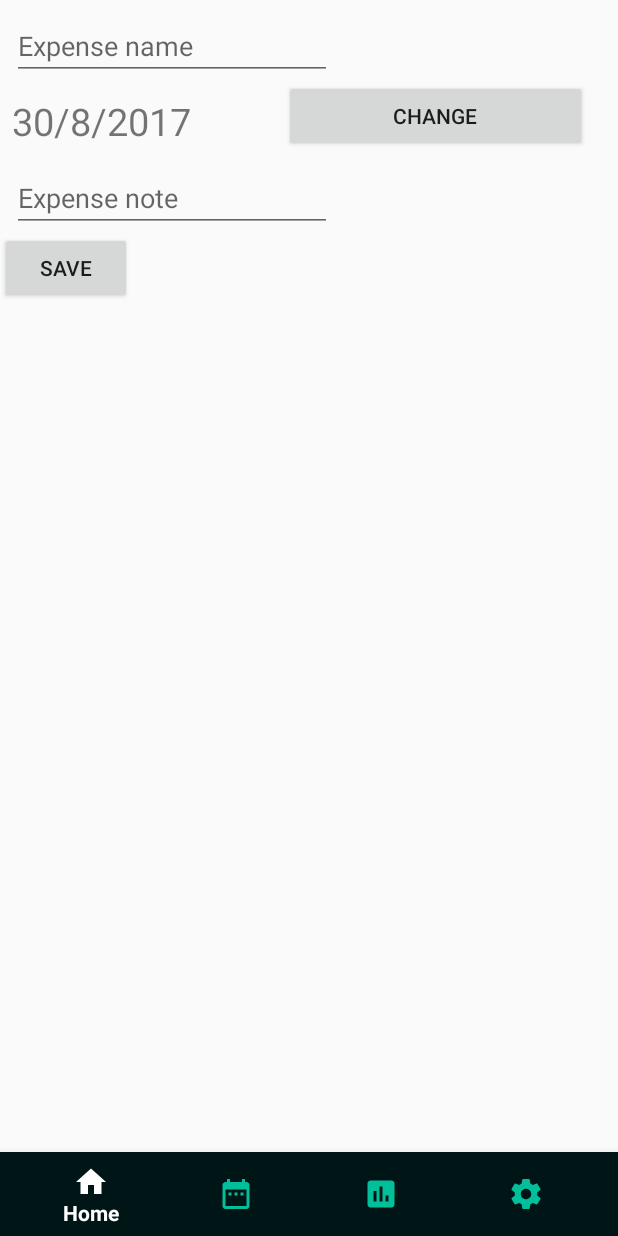
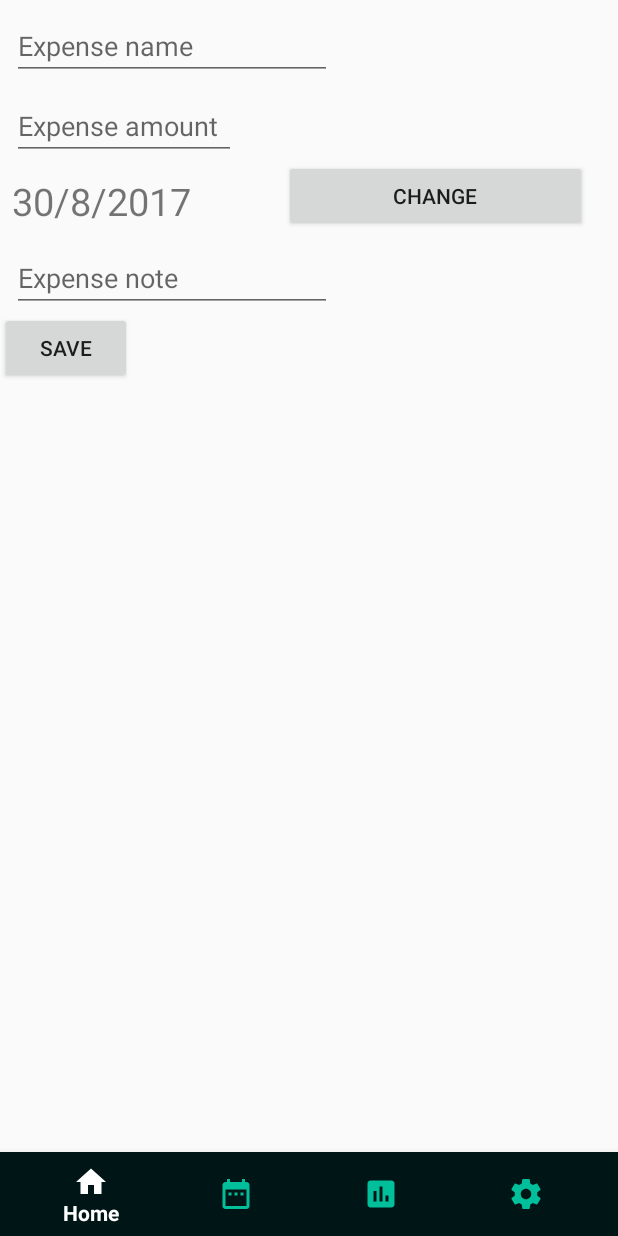
Before and after one commit to uro98/expense-logger, an Android app: the screen it shows after launch (MainActivity), after a tap on "NEW ENTRY", on a phone screen of 412 x 824 dp. Run offline under Robolectric (Android 15) with nearby library versions, the phone set to English and light mode, and no system bars.

Commit message:
Add amount to expenses

```diff
--- a/app/src/main/java/com/yujotseng/expenselogger/DatabaseHandler.java
+++ b/app/src/main/java/com/yujotseng/expenselogger/DatabaseHandler.java
@@ -9,19 +9,21 @@ import android.support.design.widget.TabLayout;
 
 public class DatabaseHandler extends SQLiteOpenHelper {
 
-    private static final int DATABASE_VERSION = 4;
+    private static final int DATABASE_VERSION = 5;
     private static final String DATABASE_NAME = "expense.db";
 
     public static final String TABLE_EXPENSE = "expense";
 
     public static final String COLUMN_ID = "_id";
     public static final String COLUMN_NAME = "_name";
+    public static final String COLUMN_AMOUNT = "_amount";
     public static final String COLUMN_DATE = "_date";
     public static final String COLUMN_NOTE = "_note";
 
     private static final String CREATE_TABLE = "CREATE TABLE " + TABLE_EXPENSE + " (" +
             COLUMN_ID + " INTEGER PRIMARY KEY AUTOINCREMENT, " +
             COLUMN_NAME + " TEXT NOT NULL, " +
+            COLUMN_AMOUNT + " INTEGER NOT NULL, " +
             COLUMN_DATE + " TEXT NOT NULL, " +
             COLUMN_NOTE + " TEXT" +
             ");";
@@ -45,6 +47,7 @@ public class DatabaseHandler extends SQLiteOpenHelper {
         SQLiteDatabase sqLiteDatabase = getWritableDatabase();
         ContentValues contentValues = new ContentValues();
         contentValues.put(COLUMN_NAME, expense.getName());
+        contentValues.put(COLUMN_AMOUNT, expense.getAmount());
         contentValues.put(COLUMN_DATE, expense.getDate());
         contentValues.put(COLUMN_NOTE, expense.getNote());
         sqLiteDatabase.insert(TABLE_EXPENSE, null, contentValues);
@@ -55,11 +58,12 @@ public class DatabaseHandler extends SQLiteOpenHelper {
         sqLiteDatabase.delete(TABLE_EXPENSE, COLUMN_ID + " = " + _id, null);
     }
 
-    public int updateExpense(long _id, String name, String date, String note) {
+    public int updateExpense(long _id, String name, long amount, String date, String note) {
         SQLiteDatabase sqLiteDatabase = getWritableDatabase();
 
         ContentValues contentValues = new ContentValues();
         contentValues.put(COLUMN_NAME, name);
+        contentValues.put(COLUMN_AMOUNT, amount);
         contentValues.put(COLUMN_DATE, date);
         contentValues.put(COLUMN_NOTE, note);
 
@@ -74,6 +78,7 @@ public class DatabaseHandler extends SQLiteOpenHelper {
         String[] projection = {
                 COLUMN_ID,
                 COLUMN_NAME,
+                COLUMN_AMOUNT,
                 COLUMN_DATE
         };
 
@@ -95,6 +100,7 @@ public class DatabaseHandler extends SQLiteOpenHelper {
         String[] projection = {
                 COLUMN_ID,
                 COLUMN_NAME,
+                COLUMN_AMOUNT,
                 COLUMN_DATE,
                 COLUMN_NOTE
         };
--- a/app/src/main/java/com/yujotseng/expenselogger/NewEntryFragment.java
+++ b/app/src/main/java/com/yujotseng/expenselogger/NewEntryFragment.java
@@ -25,6 +25,7 @@ public class NewEntryFragment extends Fragment {
     private Button saveButton;
     private Button expenseDateInputButton;
     private EditText expenseNameInput;
+    private EditText expenseAmountInput;
     private TextView expenseDateInput;
     private EditText expenseNoteInput;
     private DatePickerDialog.OnDateSetListener onDateSetListener;
@@ -41,6 +42,7 @@ public class NewEntryFragment extends Fragment {
 
         // Get UI
         expenseNameInput = (EditText) view.findViewById(R.id.expenseNameInput);
+        expenseAmountInput = (EditText) view.findViewById(R.id.expenseAmountInput);
         expenseDateInput = (TextView) view.findViewById(R.id.expenseDateInput);
         expenseDateInputButton = (Button) view.findViewById(R.id.expenseDateInputButton);
         expenseNoteInput = (EditText) view.findViewById(R.id.expenseNoteInput);
@@ -101,8 +103,12 @@ public class NewEntryFragment extends Fragment {
 
     private void saveButtonClicked() {
         if (expenseNameInput.length() != 0) {
+            double expenseAmountInputDouble = Double.parseDouble(expenseAmountInput.getText().toString());
+            double expenseAmountInputRounded = Math.round(expenseAmountInputDouble * 100.0) / 100.0;        // Round to 2 decimal places
+            long expenseAmountInputInCents = (long) (expenseAmountInputRounded * 100);                      // Store amount in cents
             Expense expense = new Expense(
                     expenseNameInput.getText().toString(),
+                    expenseAmountInputInCents,
                     expenseDateInput.getText().toString(),
                     expenseNoteInput.getText().toString());
             databaseHandler.addExpense(expense);
--- a/app/src/main/res/layout/new_entry_layout.xml
+++ b/app/src/main/res/layout/new_entry_layout.xml
@@ -13,6 +13,16 @@
         android:hint="Expense name"
         android:inputType="textAutoCorrect"
         android:ems="10"
+        android:layout_marginTop="8dp"
+        android:layout_marginLeft="8dp"/>
+
+    <EditText
+        android:layout_width="wrap_content"
+        android:layout_height="wrap_content"
+        android:id="@+id/expenseAmountInput"
+        android:hint="Expense amount"
+        android:inputType="numberDecimal"
+        android:ems="7"
         android:layout_marginTop="8dp"
         android:layout_marginLeft="8dp"/>
 
```
Also changed, not shown: app/src/main/java/com/yujotseng/expenselogger/Expense.java (+15 -15 lines), app/src/main/java/com/yujotseng/expenselogger/ExpenseInfoFragment.java (+12 -0 lines), app/src/main/java/com/yujotseng/expenselogger/ExpenseListAdapter.java (+10 -0 lines), app/src/main/java/com/yujotseng/expenselogger/ModifyEntryFragment.java (+11 -0 lines), app/src/main/res/layout/expense_info_layout.xml (+9 -0 lines), app/src/main/res/layout/modify_entry_layout.xml (+10 -0 lines).
